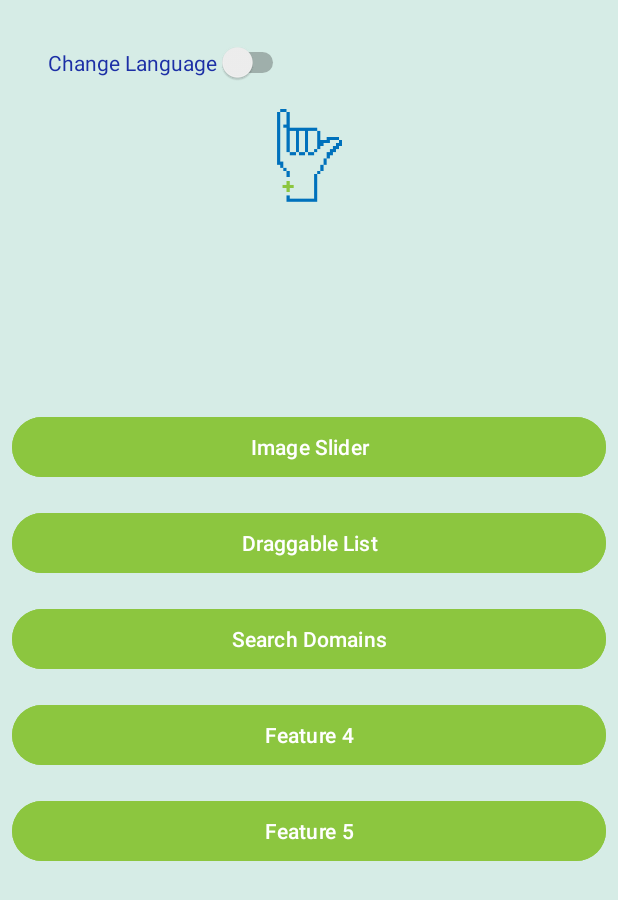
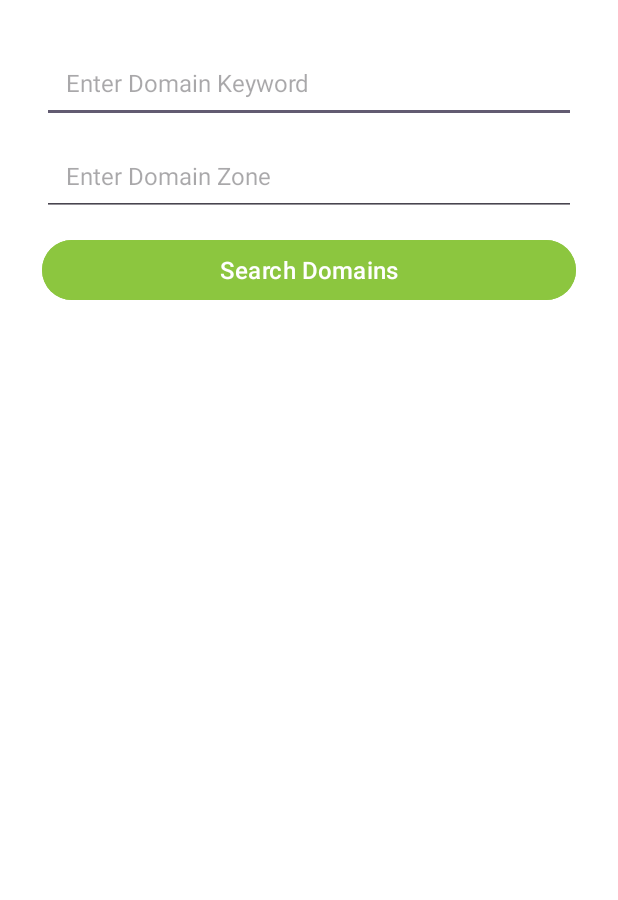
Before and after one commit to MohammedAsiri10/KotlinPracticeApp, an Android app: the screen it shows after launch (SecondActivity before the commit, SearchDomainsActivity after it), after a tap on "Search Domains", on a phone screen of 412 x 824 dp. Shown: the top 900 px of the screen. Run offline under Robolectric (Android 15) with nearby library versions, the phone set to English and light mode, and no system bars.

Commit message:
Added An action to the Search Domain button that takes you to a page that Allows users to search for registered domains with specific words, getting information from a public REST API and ensured that it still supports english and arabic

```diff
--- a/app/build.gradle.kts
+++ b/app/build.gradle.kts
@@ -46,4 +46,6 @@ dependencies {
     androidTestImplementation(libs.androidx.junit)
     androidTestImplementation(libs.androidx.espresso.core)
     implementation("androidx.swiperefreshlayout:swiperefreshlayout:1.1.0")
+    implementation ("com.squareup.retrofit2:retrofit:2.9.0")
+    implementation ("com.squareup.retrofit2:converter-gson:2.9.0")
 }
--- a/app/src/main/AndroidManifest.xml
+++ b/app/src/main/AndroidManifest.xml
@@ -1,7 +1,7 @@
 <?xml version="1.0" encoding="utf-8"?>
 <manifest xmlns:android="http://schemas.android.com/apk/res/android"
     xmlns:tools="http://schemas.android.com/tools">
-
+    <uses-permission android:name="android.permission.INTERNET" />
     <application
         android:allowBackup="true"
         android:dataExtractionRules="@xml/data_extraction_rules"
@@ -28,6 +28,8 @@
         <activity android:name=".FeatureActivity" />
         <activity android:name=".ImageSliderActivity" />
         <activity android:name=".DraggableListActivity"/>
+        <activity android:name=".SearchDomainsActivity"/>
+
     </application>
 
 </manifest>
--- /dev/null
+++ b/app/src/main/java/com/example/springtrainingproject2/DomainApiService.kt
@@ -0,0 +1,13 @@
+package com.example.springtrainingproject2
+
+import retrofit2.Call
+import retrofit2.http.GET
+import retrofit2.http.Query
+
+interface DomainApiService {
+    @GET("domains/search")
+    fun searchDomains(
+        @Query("domain") domain: String,
+        @Query("zone") zone: String
+    ): Call<DomainResponse>
+}
--- a/app/src/main/java/com/example/springtrainingproject2/SearchDomainsActivity.kt
+++ b/app/src/main/java/com/example/springtrainingproject2/SearchDomainsActivity.kt
@@ -1,4 +1,78 @@
 package com.example.springtrainingproject2
 
-class SearchDomainsActivity {
+import android.os.Bundle
+import android.widget.Button
+import android.widget.EditText
+import android.widget.Toast
+import androidx.appcompat.app.AppCompatActivity
+import androidx.recyclerview.widget.LinearLayoutManager
+import androidx.recyclerview.widget.RecyclerView
+import retrofit2.*
+import retrofit2.converter.gson.GsonConverterFactory
+
+class SearchDomainsActivity : AppCompatActivity() {
+
+    private lateinit var domainInput: EditText
+    private lateinit var zoneInput: EditText
+    private lateinit var searchButton: Button
+    private lateinit var recyclerView: RecyclerView
+    private lateinit var adapter: DomainAdapter
+
+    override fun onCreate(savedInstanceState: Bundle?) {
+        super.onCreate(savedInstanceState)
+        setContentView(R.layout.activity_search_domains)
+
+        domainInput = findViewById(R.id.domainInput)
+        zoneInput = findViewById(R.id.zoneInput)
+        searchButton = findViewById(R.id.searchButton)
+        recyclerView = findViewById(R.id.recyclerView)
+
+        recyclerView.layoutManager = LinearLayoutManager(this)
+        adapter = DomainAdapter(emptyList())
+        recyclerView.adapter = adapter
+
+        searchButton.setOnClickListener {
+            val domain = domainInput.text.toString().trim()
+            val zone = zoneInput.text.toString().trim()
+
+            if (domain.isNotEmpty() && zone.isNotEmpty()) {
+                searchDomains(domain, zone)
+            } else {
+                Toast.makeText(this, "Please enter both domain and zone", Toast.LENGTH_SHORT).show()
+            }
+        }
+    }
+
+    private fun searchDomains(domain: String, zone: String) {
+        val retrofit = Retrofit.Builder()
+            .baseUrl("https://api.domainsdb.info/v1/")  // Base URL without query params
+            .addConverterFactory(GsonConverterFactory.create())
+            .build()
+
+        val service = retrofit.create(DomainApiService::class.java)
+        service.searchDomains(domain, zone).enqueue(object : Callback<DomainResponse> {
+            override fun onResponse(call: Call<DomainResponse>, response: Response<DomainResponse>) {
+                if (response.isSuccessful) {
+                    response.body()?.let {
+                        adapter.updateData(it.domains)
+                        if (it.domains.isEmpty()) {
+                            Toast.makeText(this@SearchDomainsActivity,
+                                "No domains found",
+                                Toast.LENGTH_SHORT).show()
+                        }
+                    }
+                } else {
+                    Toast.makeText(this@SearchDomainsActivity,
+                        "Error: ${response.code()} - ${response.message()}",
+                        Toast.LENGTH_LONG).show()
+                }
+            }
+
+            override fun onFailure(call: Call<DomainResponse>, t: Throwable) {
+                Toast.makeText(this@SearchDomainsActivity,
+                    "Network error: ${t.message}",
+                    Toast.LENGTH_LONG).show()
+            }
+        })
+    }
 }
--- a/app/src/main/java/com/example/springtrainingproject2/SecondActivity.kt
+++ b/app/src/main/java/com/example/springtrainingproject2/SecondActivity.kt
@@ -15,7 +15,7 @@ class SecondActivity : AppCompatActivity() {
         setContentView(R.layout.activity_second)
         val imageSliderButton = getString(R.string.ImageSliderButton)
         val draggableListButton = getString(R.string.DraggableListButton)
-        val SearchDomains = getString(R.string.SearchDomains)
+        val searchdomains = getString(R.string.SearchDomains)
         val feature4 = getString(R.string.Feature4)
         val feature5 = getString(R.string.Feature5)
         val languageSwitch = findViewById<Switch>(R.id.languageSwitch)
@@ -23,7 +23,7 @@ class SecondActivity : AppCompatActivity() {
         val buttonList = listOf(
             ButtonItem(imageSliderButton),
             ButtonItem(draggableListButton),
-            ButtonItem(SearchDomains),
+            ButtonItem(searchdomains),
             ButtonItem(feature4),
             ButtonItem(feature5)
         )
@@ -40,7 +40,7 @@ class SecondActivity : AppCompatActivity() {
                 imageSliderButton -> {
                     Intent(this, ImageSliderActivity::class.java)
                 }
-                SearchDomains -> {
+                searchdomains -> {
                     Intent(this, SearchDomainsActivity::class.java)
                 }
                 else -> {
--- /dev/null
+++ b/app/src/main/res/layout/activity_search_domains.xml
@@ -0,0 +1,43 @@
+<?xml version="1.0" encoding="utf-8"?>
+<LinearLayout
+    xmlns:android="http://schemas.android.com/apk/res/android"
+    android:layout_width="match_parent"
+    android:layout_height="match_parent"
+    android:padding="28dp"
+    android:orientation="vertical"
+    android:background="@color/white">
+
+    <EditText
+        android:id="@+id/domainInput"
+        android:layout_width="match_parent"
+        android:layout_height="wrap_content"
+        android:hint="@string/EnterDomainKey"
+        android:padding="16dp"
+        android:textSize="16sp"/>
+
+    <EditText
+        android:id="@+id/zoneInput"
+        android:layout_width="match_parent"
+        android:layout_height="wrap_content"
+        android:hint="@string/EnterDomainZone"
+        android:padding="16dp"
+        android:textSize="16sp"
+        android:layout_marginTop="8dp"/>
+
+    <Button
+        android:id="@+id/searchButton"
+        android:layout_width="match_parent"
+        android:layout_height="wrap_content"
+        android:text="@string/SearchDomains"
+        android:textSize="16sp"
+        android:layout_marginTop="12dp"
+        android:backgroundTint="@color/green"
+        android:textColor="@color/white"/>
+
+    <androidx.recyclerview.widget.RecyclerView
+        android:id="@+id/recyclerView"
+        android:layout_width="match_parent"
+        android:layout_height="wrap_content"
+        android:layout_marginTop="16dp"/>
+
+</LinearLayout>
--- a/app/src/main/res/values/strings.xml
+++ b/app/src/main/res/values/strings.xml
@@ -11,4 +11,6 @@
     <string name="Feature5">Feature 5</string>
     <string name="LanguageChange">Change Language</string>
     <string name="AutoSlideSwitch">Auto Slide</string>
+    <string name="EnterDomainKey">Enter Domain Keyword</string>
+    <string name="EnterDomainZone">Enter Domain Zone</string>
 </resources>
```
Also changed, not shown: app/src/main/java/com/example/springtrainingproject2/DomainAdapter.kt (added, +43 -0 lines), app/src/main/java/com/example/springtrainingproject2/DomainResponse.kt (added, +31 -0 lines), app/src/main/res/layout/list_item_domain.xml (added, +22 -0 lines), app/src/main/res/drawable/bluearrowleft.png (added), 1 other file.
